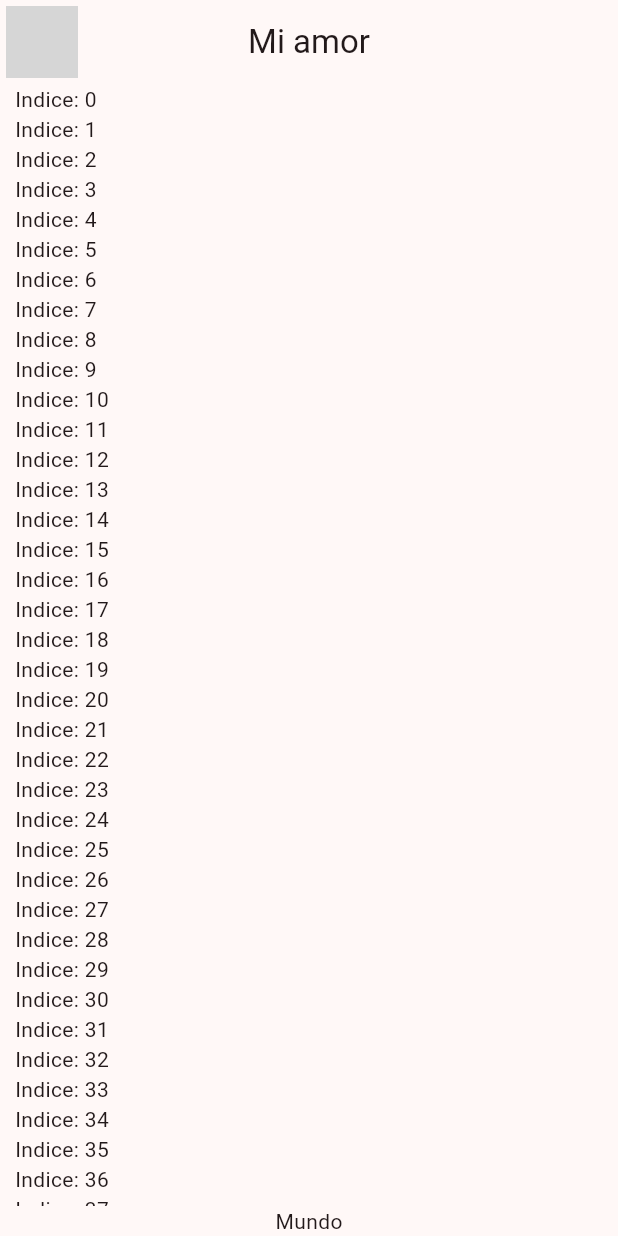
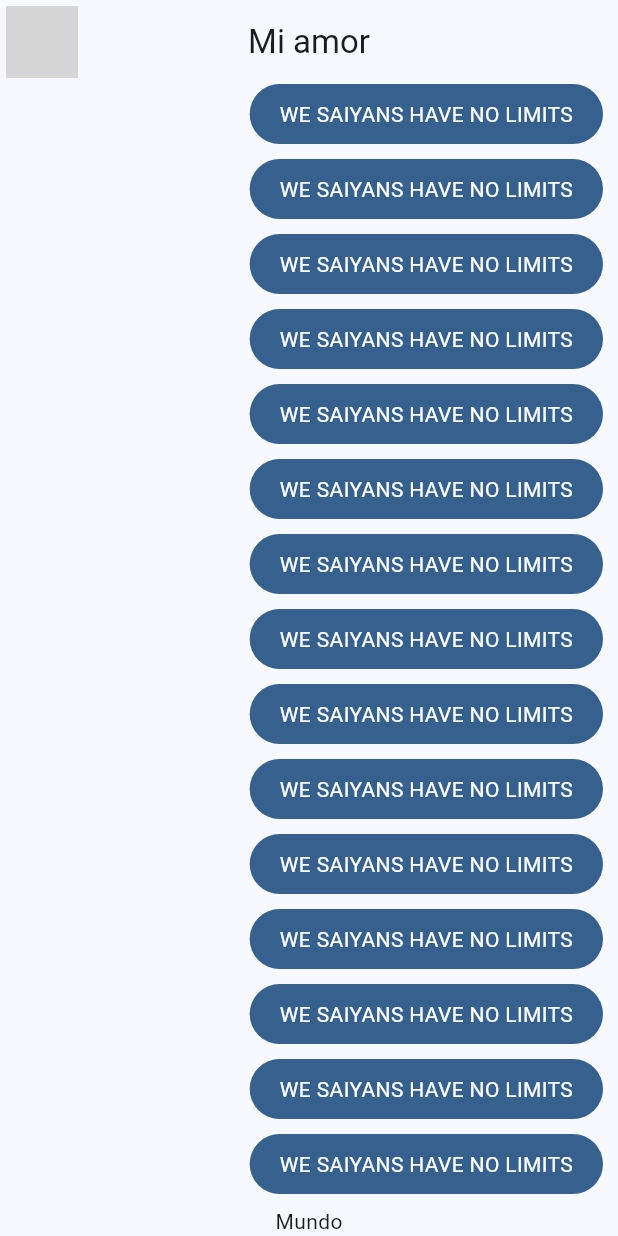
Before and after one commit to AngelTapG/yesno, a Flutter app: the screen it shows after launch, on a phone screen of 412 x 824 dp. Run offline on Flutter 3.47's test engine with Material 3 defaults, Android fonts, the phone set to English and light mode, and no system bars; network calls fail; grey boxes are pictures that could not be loaded.

Commit message:
my_message_bubble_added

```diff
--- a/lib/main.dart
+++ b/lib/main.dart
@@ -1,6 +1,6 @@
 import 'package:flutter/material.dart';
 import 'package:yesno/config/theme/app_theme.dart';
-import 'package:yesno/presentation/chat/chat_screen.dart';
+import 'package:yesno/presentation/screens/chat/chat_screen.dart';
 
 void main() => runApp(const MyApp());
 
@@ -12,7 +12,7 @@
     return MaterialApp(
       title: 'Yes No App',
       debugShowCheckedModeBanner: false,
-      theme: AppTheme( selectedColor: 6).theme(),
+      theme: AppTheme( selectedColor: 1).theme(),
       home: const ChatScreen()
       );
   }
--- a/lib/presentation/chat/chat_screen.dart
+++ b/lib/presentation/screens/chat/chat_screen.dart
@@ -1,4 +1,5 @@
 import 'package:flutter/material.dart';
+import 'package:yesno/presentation/widgets/chat/my_message_bubble.dart';
 
 class ChatScreen extends StatelessWidget {
   const ChatScreen ({super.key});
@@ -30,11 +31,13 @@
         padding: const EdgeInsets.symmetric( horizontal: 10 ),
         child: Column(
           children: [
+
             Expanded(child: ListView.builder(
               itemCount: 100,
               itemBuilder: (context, index) {
-              return Text('Indice: $index');
+              return const MyMessageBubble();
             })),
+
             Text('Mundo')
           ],
         ),
--- /dev/null
+++ b/lib/presentation/widgets/chat/my_message_bubble.dart
@@ -0,0 +1,29 @@
+import 'package:flutter/material.dart';
+
+class MyMessageBubble extends StatelessWidget {
+  const MyMessageBubble({super.key});
+
+  @override
+  Widget build(BuildContext context) {
+
+    final colors = Theme.of(context).colorScheme;
+
+    return Column(
+      crossAxisAlignment: CrossAxisAlignment.end,
+      children: [
+        Container(
+          decoration: BoxDecoration(
+            color: colors.primary, borderRadius: BorderRadius.circular(20)),
+          child: const Padding(
+            padding: EdgeInsets.symmetric(horizontal:20, vertical:10),
+            child: Text(
+              'WE SAIYANS HAVE NO LIMITS',
+              style: TextStyle( color: Colors.white),
+            ),
+          ),
+        ),
+        const SizedBox(height:10 )
+      ],
+    );
+  }
+}
```
